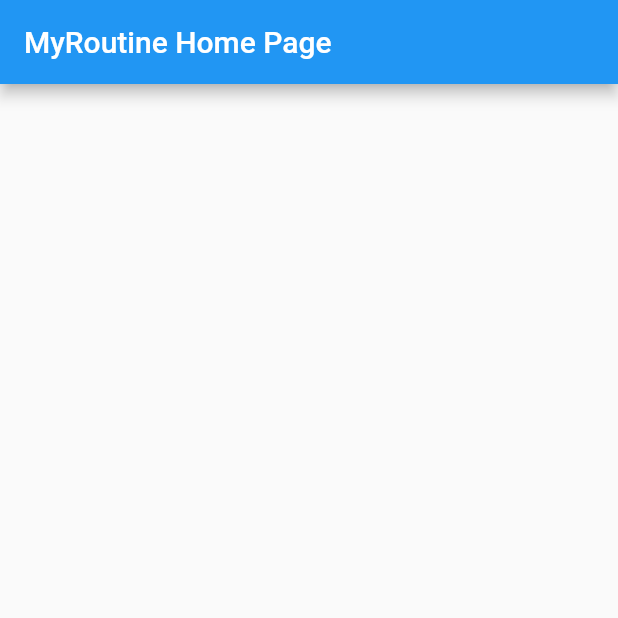
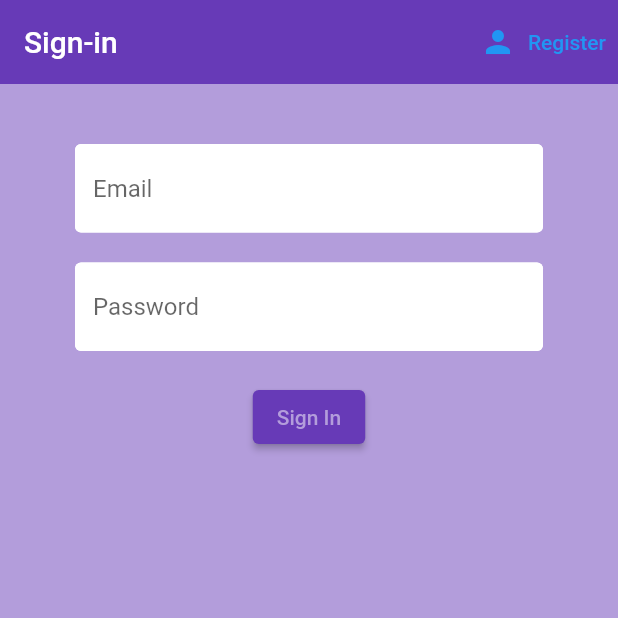
Before and after one commit to vamosmarcsi/MyRoutine, a Flutter app: the screen it shows after launch, on a phone screen of 412 x 824 dp, the top half of it. Run offline on Flutter 3.47's test engine with Material 2 defaults, Android fonts, the phone set to English and light mode, and no system bars; our stand-ins replace firebase_auth, firebase_core, flutter_spinkit; accounts and stored records are empty.

Commit message:
created login and register user interface and authentication

```diff
--- a/myroutine/lib/main.dart
+++ b/myroutine/lib/main.dart
@@ -1,5 +1,9 @@
 import 'package:flutter/material.dart';
 import 'package:firebase_core/firebase_core.dart';
+import 'package:myroutine/screens/wrapper.dart';
+import 'models/myuser.dart';
+import 'package:provider/provider.dart';
+import 'package:myroutine/services/auth.dart';
 
 void main() async {
   WidgetsFlutterBinding.ensureInitialized();
@@ -13,33 +17,13 @@ class MyApp extends StatelessWidget {
 
   @override
   Widget build(BuildContext context) {
-    return MaterialApp(
-      title: 'Flutter Demo',
-      theme: ThemeData(
-        primarySwatch: Colors.blue,
+    return StreamProvider<MyUser?>.value(
+        catchError: (_, __) => null,
+      value: AuthService().user,
+      initialData: null,
+      child: const MaterialApp(
+        home: Wrapper(),
       ),
-      home: const MyHomePage(title: 'MyRoutine Home Page'),
     );
   }
 }
-
-class MyHomePage extends StatefulWidget {
-  const MyHomePage({Key? key, required this.title}) : super(key: key);
-
-  final String title;
-
-  @override
-  State<MyHomePage> createState() => _MyHomePageState();
-}
-
-class _MyHomePageState extends State<MyHomePage> {
-
-  @override
-  Widget build(BuildContext context) {
-    return Scaffold(
-      appBar: AppBar(
-        title: Text(widget.title),
-      ),
-      );
-  }
-}
--- /dev/null
+++ b/myroutine/lib/models/myuser.dart
@@ -0,0 +1,5 @@
+class MyUser {
+  final String uid;
+
+  MyUser({ required this.uid });
+}
--- /dev/null
+++ b/myroutine/lib/screens/authenticate/authenticate.dart
@@ -0,0 +1,26 @@
+import 'package:flutter/material.dart';
+import 'package:myroutine/screens/authenticate/register.dart';
+import 'package:myroutine/screens/authenticate/sign_in.dart';
+
+class Authenticate extends StatefulWidget {
+  const Authenticate({Key? key}) : super(key: key);
+
+  @override
+  _AuthenticateState createState() => _AuthenticateState();
+}
+
+class _AuthenticateState extends State<Authenticate> {
+  bool isSignedIn = true;
+  void toggleView() {
+    setState(() => isSignedIn = !isSignedIn);
+  }
+
+  @override
+  Widget build(BuildContext context) {
+    if (isSignedIn) {
+      return SignIn(toggleView: toggleView);
+    } else {
+      return Register(toggleView: toggleView);
+    }
+  }
+}
--- /dev/null
+++ b/myroutine/lib/screens/authenticate/sign_in.dart
@@ -0,0 +1,91 @@
+import 'package:flutter/material.dart';
+import 'package:myroutine/services/auth.dart';
+import 'package:myroutine/shared/constants.dart';
+import 'package:myroutine/shared/loading.dart';
+
+class SignIn extends StatefulWidget {
+  //const SignIn({Key? key}) : super(key: key);
+
+  final Function toggleView;
+  const SignIn({Key? key, required this.toggleView}) : super(key: key);
+
+  @override
+  _SignInState createState() => _SignInState();
+}
+
+class _SignInState extends State<SignIn> {
+  final AuthService _auth = AuthService();
+  final _formKey = GlobalKey<FormState>();
+  bool loading = false;
+
+  String email = '';
+  String pw = '';
+  String err = '';
+
+  @override
+  Widget build(BuildContext context) {
+    return loading ? const Loading() : Scaffold(
+        backgroundColor: Colors.deepPurple[200],
+        appBar: AppBar(
+          backgroundColor: Colors.deepPurple,
+          elevation: 0.0,
+          title: const Text('Sign-in'),
+          actions: <Widget>[
+            TextButton.icon(
+              icon: const Icon(Icons.person),
+              label: const Text('Register'),
+              onPressed: () {
+                widget.toggleView();
+              },
+            )
+          ],
+        ),
+        body: Container(
+            padding: const EdgeInsets.symmetric(vertical: 20.0, horizontal: 50.0),
+            child: Form(
+              key: _formKey,
+              child: Column(children: <Widget>[
+                const SizedBox(height: 20.0),
+                TextFormField(
+                  decoration:
+                            textInputDecoration.copyWith(hintText: 'Email'),
+                  validator: (val) => val!.isEmpty ? 'Enter an email' : null,
+                  onChanged: (val) {
+                    setState(() => email = val);
+                  },
+                ),
+                const SizedBox(height: 20.0),
+                TextFormField(
+                  decoration:
+                            textInputDecoration.copyWith(hintText: 'Password'),
+                    validator: (val) => val!.length < 6
+                        ? 'Enter a password 6+ chars long'
+                        : null,
+                    obscureText: true,
+                    onChanged: (val) {
+                      setState(() => pw = val);
+                    }),
+                const SizedBox(height: 20.0),
+                ElevatedButton(
+                    style: ElevatedButton.styleFrom(
+                      primary: Colors.deepPurple, // background
+                      onPrimary: Colors.white, // foreground
+                    ),
+                    onPressed: () async {
+                      if (_formKey.currentState!.validate()) {
+                        setState(() => loading = true);
+                        dynamic res =
+                            await _auth.signInWithEmailAndPw(email, pw);
+                        if (res == null) {
+                          setState(() =>
+                              err = 'could not sign in with those credentials');
+                              loading = false;
+                        }
+                      }
+                    },
+                    child: Text('Sign In',
+                        style: TextStyle(color: Colors.deepPurple[200])))
+              ]),
+            )));
+  }
+}
--- /dev/null
+++ b/myroutine/lib/screens/wrapper.dart
@@ -0,0 +1,22 @@
+import 'package:flutter/material.dart';
+import 'package:myroutine/models/myuser.dart';
+import 'package:myroutine/screens/authenticate/authenticate.dart';
+import 'package:provider/provider.dart';
+import 'home/home.dart';
+import 'package:myroutine/screens/home/home.dart';
+
+class Wrapper extends StatelessWidget {
+  const Wrapper({Key? key}) : super(key: key);
+
+  @override
+  Widget build(BuildContext context) {
+    final user = Provider.of<MyUser?>(context);
+
+    //return either Home or Authenticate widget
+    if (user == null) {
+      return const Authenticate();
+    } else {
+      return Home();
+    }
+  }
+}
--- /dev/null
+++ b/myroutine/lib/shared/constants.dart
@@ -0,0 +1,10 @@
+import 'package:flutter/material.dart';
+
+const textInputDecoration = InputDecoration(
+  fillColor: Colors.white,
+  filled: true,
+  enabledBorder: OutlineInputBorder(
+      borderSide: BorderSide(color: Colors.white, width: 2.0)),
+  focusedBorder: OutlineInputBorder(
+      borderSide: BorderSide(color: Colors.deepPurple, width: 2.0)),
+);
--- a/myroutine/pubspec.yaml
+++ b/myroutine/pubspec.yaml
@@ -35,6 +35,10 @@ dependencies:
   # Use with the CupertinoIcons class for iOS style icons.
   cupertino_icons: ^1.0.2
   firebase_core: ^1.12.0
+  firebase_auth: ^3.3.6
+  cloud_firestore: ^3.1.7
+  provider: ^6.0.2
+  flutter_spinkit: ^5.1.0
 
 dev_dependencies:
   flutter_test:
```
Also changed, not shown: myroutine/lib/screens/authenticate/register.dart (added, +98 -0 lines), myroutine/lib/screens/home/home.dart (added, +26 -0 lines), myroutine/lib/services/auth.dart (added, +67 -0 lines), myroutine/lib/shared/loading.dart (added, +17 -0 lines), myroutine/pubspec.lock.
